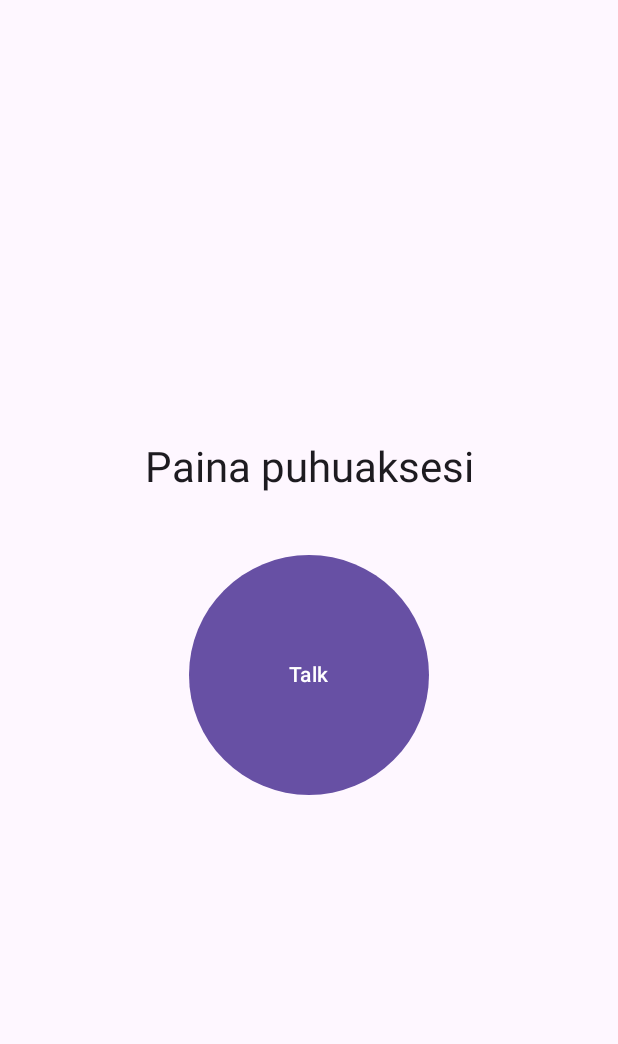
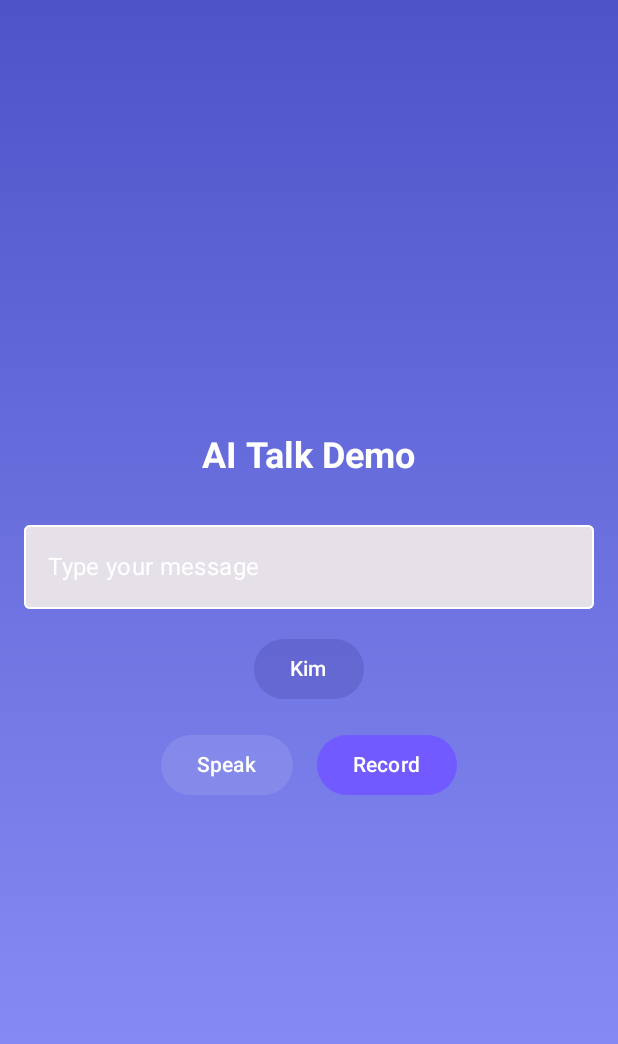
Before and after one commit to OgeonX-Ai/android, an Android app built with Jetpack Compose: the screen it shows after launch (MainActivity), on a phone screen of 412 x 824 dp. Shown: the top 1044 px of the screen. Run offline under Robolectric (Android 15) with nearby library versions, the phone set to English and light mode, and no system bars.

```diff
--- a/app/build.gradle.kts
+++ b/app/build.gradle.kts
@@ -51,12 +51,15 @@ dependencies {
     implementation(libs.androidx.compose.ui.graphics)
     implementation(libs.androidx.compose.ui.tooling.preview)
     implementation(libs.androidx.compose.material3)
+    implementation("com.google.android.material:material:1.12.0")
 
     testImplementation(libs.junit)
     androidTestImplementation(libs.androidx.junit)
     androidTestImplementation(libs.androidx.espresso.core)
     androidTestImplementation(platform(libs.androidx.compose.bom))
     androidTestImplementation(libs.androidx.compose.ui.test.junit4)
+    androidTestImplementation("androidx.test:core:1.5.0")
+    androidTestImplementation("androidx.test:runner:1.5.2")
     debugImplementation(libs.androidx.compose.ui.tooling)
     debugImplementation(libs.androidx.compose.ui.test.manifest)
 
--- /dev/null
+++ b/app/src/main/java/com/example/aitalkdemo/ui/HomeScreen.kt
@@ -0,0 +1,176 @@
+package com.example.aitalkdemo.ui
+
+import androidx.compose.foundation.background
+import androidx.compose.foundation.layout.Arrangement
+import androidx.compose.foundation.layout.Box
+import androidx.compose.foundation.layout.Column
+import androidx.compose.foundation.layout.Row
+import androidx.compose.foundation.layout.Spacer
+import androidx.compose.foundation.layout.fillMaxSize
+import androidx.compose.foundation.layout.fillMaxWidth
+import androidx.compose.foundation.layout.height
+import androidx.compose.foundation.layout.padding
+import androidx.compose.material3.Button
+import androidx.compose.material3.ButtonDefaults
+import androidx.compose.material3.DropdownMenu
+import androidx.compose.material3.DropdownMenuItem
+import androidx.compose.material3.MaterialTheme
+import androidx.compose.material3.OutlinedTextField
+import androidx.compose.material3.Text
+import androidx.compose.material3.TextFieldDefaults
+import androidx.compose.runtime.Composable
+import androidx.compose.runtime.getValue
+import androidx.compose.runtime.mutableStateOf
+import androidx.compose.runtime.remember
+import androidx.compose.runtime.setValue
+import androidx.compose.ui.Alignment
+import androidx.compose.ui.Modifier
+import androidx.compose.ui.graphics.Brush
+import androidx.compose.ui.graphics.Color
+import androidx.compose.ui.text.TextStyle
+import androidx.compose.ui.text.font.FontWeight
+import androidx.compose.ui.unit.dp
+import androidx.compose.ui.unit.sp
+
+/**
+ * A modern home screen for the AI Talk demo.
+ *
+ * This composable presents a radial gradient background, an input box for the user to
+ * type a message, a voice picker and buttons to trigger text-to-speech or start
+ * recording from the microphone. The styling draws inspiration from the GitHub Pages
+ * demo of Kim’s AI voice project by using purple and blue gradients with white
+ * typography.
+ *
+ * @param voices list of available voice/persona names to choose from
+ * @param onSendText callback invoked when the user presses the Speak button
+ * @param onRecordVoice callback invoked when the user toggles recording
+ * @param isRecording current recording state
+ * @param isProcessing whether the backend is processing a request
+ */
+@Composable
+fun HomeScreen(
+    voices: List<String>,
+    onSendText: (String, String) -> Unit,
+    onRecordVoice: (Boolean) -> Unit,
+    isRecording: Boolean,
+    isProcessing: Boolean
+) {
+    // Selected voice/persona state
+    var selectedVoice by remember { mutableStateOf(voices.firstOrNull() ?: "") }
+    // User's text input
+    var message by remember { mutableStateOf("") }
+    // Dropdown visibility state
+    var dropdownExpanded by remember { mutableStateOf(false) }
+
+    Box(
+        modifier = Modifier
+            .fillMaxSize()
+            // Vertical gradient reminiscent of the web demo
+            .background(
+                Brush.verticalGradient(
+                    colors = listOf(
+                        Color(0xFF4e54c8), // deep purple
+                        Color(0xFF8f94fb)  // light indigo
+                    )
+                )
+            )
+            .padding(16.dp)
+    ) {
+        Column(
+            modifier = Modifier.fillMaxSize(),
+            verticalArrangement = Arrangement.Center,
+            horizontalAlignment = Alignment.CenterHorizontally
+        ) {
+            // Title
+            Text(
+                text = "AI Talk Demo",
+                style = MaterialTheme.typography.headlineMedium.copy(
+                    fontWeight = FontWeight.Bold,
+                    color = Color.White
+                )
+            )
+            Spacer(modifier = Modifier.height(24.dp))
+
+            // Message text field
+            OutlinedTextField(
+                value = message,
+                onValueChange = { message = it },
+                label = { Text(text = "Type your message", color = Color.White) },
+                modifier = Modifier.fillMaxWidth(),
+                textStyle = TextStyle(color = Color.White, fontSize = 18.sp),
+                singleLine = false,
+                colors = TextFieldDefaults.colors(
+                    focusedIndicatorColor = Color.White,
+                    unfocusedIndicatorColor = Color.White,
+                    cursorColor = Color.White,
+                    focusedLabelColor = Color.White,
+                    unfocusedLabelColor = Color.White,
+                    focusedTextColor = Color.White,
+                    unfocusedTextColor = Color.White
+                )
+            )
+            Spacer(modifier = Modifier.height(16.dp))
+
+            // Voice picker
+            Box {
+                Button(
+                    onClick = { dropdownExpanded = true },
+                    colors = ButtonDefaults.buttonColors(containerColor = Color(0x665050B5))
+                ) {
+                    Text(
+                        text = if (selectedVoice.isBlank()) "Select voice" else selectedVoice,
+                        color = Color.White
+                    )
+                }
+                DropdownMenu(
+                    expanded = dropdownExpanded,
+                    onDismissRequest = { dropdownExpanded = false }
+                ) {
+                    voices.forEach { voice ->
+                        DropdownMenuItem(
+                            text = { Text(voice) },
+                            onClick = {
+                                selectedVoice = voice
+                                dropdownExpanded = false
+                            }
+                        )
+                    }
+                }
+            }
+            Spacer(modifier = Modifier.height(16.dp))
+
+            // Action buttons
+            Row(
+                horizontalArrangement = Arrangement.spacedBy(16.dp)
+            ) {
+                // Speak button triggers TTS on the backend
+                Button(
+                    onClick = {
+                        if (message.isNotBlank() && selectedVoice.isNotBlank()) {
+                            onSendText(message, selectedVoice)
+                        }
+                    },
+                    enabled = message.isNotBlank() && !isProcessing,
+                    colors = ButtonDefaults.buttonColors(containerColor = Color(0xFF715AFF))
+                ) {
+                    Text(
+                        text = if (isProcessing) "Processing…" else "Speak",
+                        color = Color.White
+                    )
+                }
+                // Record button toggles microphone recording
+                Button(
+                    onClick = { onRecordVoice(!isRecording) },
+                    colors = ButtonDefaults.buttonColors(
+                        containerColor = if (isRecording) Color(0xFFD32F2F) else Color(0xFF715AFF)
+                    )
+                ) {
+                    Text(
+                        text = if (isRecording) "Stop" else "Record",
+                        color = Color.White
+                    )
+                }
+            }
+        }
+    }
+}
--- a/app/src/main/java/com/example/aitalkdemo/ui/theme/Color.kt
+++ b/app/src/main/java/com/example/aitalkdemo/ui/theme/Color.kt
@@ -2,10 +2,23 @@ package com.example.aitalkdemo.ui.theme
 
 import androidx.compose.ui.graphics.Color
 
-val Purple80 = Color(0xFFD0BCFF)
-val PurpleGrey80 = Color(0xFFCCC2DC)
-val Pink80 = Color(0xFFEFB8C8)
+/**
+ * Central color definitions for the AI talk demo app.
+ *
+ * The palette leans heavily on purples and blues to mirror the gradient used on the
+ * GitHub Pages demo. Additional semantic colours (e.g. danger) are also defined.
+ */
+object DemoColors {
+    // Gradient start and end colours used for the background
+    val GradientStart = Color(0xFF4e54c8)
+    val GradientEnd   = Color(0xFF8f94fb)
 
-val Purple40 = Color(0xFF6650a4)
-val PurpleGrey40 = Color(0xFF625b71)
-val Pink40 = Color(0xFF7D5260)
+    // Primary accent colour for buttons and highlights
+    val Primary = Color(0xFF715AFF)
+
+    // Danger colour used when the record button is active
+    val Danger = Color(0xFFD32F2F)
+
+    // On-surface colour for dark text on light backgrounds
+    val OnSurface = Color(0xFF212121)
+}
--- a/app/src/main/java/com/example/aitalkdemo/ui/theme/Theme.kt
+++ b/app/src/main/java/com/example/aitalkdemo/ui/theme/Theme.kt
@@ -1,58 +1,70 @@
 package com.example.aitalkdemo.ui.theme
 
 import android.app.Activity
-import android.os.Build
 import androidx.compose.foundation.isSystemInDarkTheme
 import androidx.compose.material3.MaterialTheme
 import androidx.compose.material3.darkColorScheme
-import androidx.compose.material3.dynamicDarkColorScheme
-import androidx.compose.material3.dynamicLightColorScheme
 import androidx.compose.material3.lightColorScheme
 import androidx.compose.runtime.Composable
+import androidx.compose.ui.graphics.Color
+import androidx.compose.ui.graphics.toArgb
 import androidx.compose.ui.platform.LocalContext
+import androidx.compose.ui.platform.LocalView
+import androidx.core.view.ViewCompat
 
-private val DarkColorScheme = darkColorScheme(
-    primary = Purple80,
-    secondary = PurpleGrey80,
-    tertiary = Pink80
-)
-
-private val LightColorScheme = lightColorScheme(
-    primary = Purple40,
-    secondary = PurpleGrey40,
-    tertiary = Pink40
-
-    /* Other default colors to override
-    background = Color(0xFFFFFBFE),
-    surface = Color(0xFFFFFBFE),
-    onPrimary = Color.White,
-    onSecondary = Color.White,
-    onTertiary = Color.White,
-    onBackground = Color(0xFF1C1B1F),
-    onSurface = Color(0xFF1C1B1F),
-    */
-)
-
+/**
+ * Defines the Material3 colour scheme and applies it to the content. A dynamic
+ * colour scheme is attempted on Android 12+ devices, but falls back to a
+ * static palette based on [DemoColors] otherwise.
+ *
+ * @param darkTheme whether to use dark colours
+ * @param content composable tree wrapped by the theme
+ */
 @Composable
 fun AiTalkDemoTheme(
     darkTheme: Boolean = isSystemInDarkTheme(),
-    // Dynamic color is available on Android 12+
-    dynamicColor: Boolean = true,
     content: @Composable () -> Unit
 ) {
-    val colorScheme = when {
-        dynamicColor && Build.VERSION.SDK_INT >= Build.VERSION_CODES.S -> {
-            val context = LocalContext.current
-            if (darkTheme) dynamicDarkColorScheme(context) else dynamicLightColorScheme(context)
-        }
+    // Static colour palettes
+    val LightColorScheme = lightColorScheme(
+        primary      = DemoColors.Primary,
+        onPrimary    = Color.White,
+        secondary    = DemoColors.GradientStart,
+        onSecondary  = Color.White,
+        tertiary     = DemoColors.GradientEnd,
+        onTertiary   = Color.White,
+        background   = DemoColors.GradientEnd,
+        onBackground = Color.White,
+        surface      = DemoColors.GradientStart,
+        onSurface    = Color.White
+    )
+    val DarkColorScheme = darkColorScheme(
+        primary      = DemoColors.Primary,
+        onPrimary    = Color.White,
+        secondary    = DemoColors.GradientEnd,
+        onSecondary  = Color.White,
+        tertiary     = DemoColors.GradientStart,
+        onTertiary   = Color.White,
+        background   = DemoColors.GradientStart,
+        onBackground = Color.White,
+        surface      = DemoColors.GradientEnd,
+        onSurface    = Color.White
+    )
 
-        darkTheme -> DarkColorScheme
-        else -> LightColorScheme
+    val colorScheme = if (darkTheme) DarkColorScheme else LightColorScheme
+
+    val view = LocalView.current
+    if (!view.isInEditMode) {
+        val currentActivity = LocalContext.current as? Activity
+        currentActivity?.window?.statusBarColor =
+            colorScheme.primary.toArgb()
+        ViewCompat.getWindowInsetsController(view)
+            ?.isAppearanceLightStatusBars = !darkTheme
     }
 
     MaterialTheme(
         colorScheme = colorScheme,
-        typography = Typography,
-        content = content
+        typography  = Typography,
+        content     = content
     )
 }
--- a/app/src/main/java/com/example/aitalkdemo/ui/theme/Type.kt
+++ b/app/src/main/java/com/example/aitalkdemo/ui/theme/Type.kt
@@ -6,29 +6,22 @@ import androidx.compose.ui.text.font.FontFamily
 import androidx.compose.ui.text.font.FontWeight
 import androidx.compose.ui.unit.sp
 
-// Set of Material typography styles to start with
+/**
+ * Defines a simple typography scheme for the AI talk demo. If you wish to use
+ * custom fonts (e.g. Inter or Montserrat) you can add the font files under
+ * `res/font/` and refer to them here via `FontFamily`.
+ */
 val Typography = Typography(
+    headlineMedium = TextStyle(
+        fontFamily   = FontFamily.Default,
+        fontWeight   = FontWeight.Bold,
+        fontSize     = 24.sp,
+        letterSpacing = 0.0.sp
+    ),
     bodyLarge = TextStyle(
-        fontFamily = FontFamily.Default,
-        fontWeight = FontWeight.Normal,
-        fontSize = 16.sp,
-        lineHeight = 24.sp,
-        letterSpacing = 0.5.sp
+        fontFamily   = FontFamily.Default,
+        fontWeight   = FontWeight.Normal,
+        fontSize     = 16.sp,
+        letterSpacing = 0.25.sp
     )
-    /* Other default text styles to override
-    titleLarge = TextStyle(
-        fontFamily = FontFamily.Default,
-        fontWeight = FontWeight.Normal,
-        fontSize = 22.sp,
-        lineHeight = 28.sp,
-        letterSpacing = 0.sp
-    ),
-    labelSmall = TextStyle(
-        fontFamily = FontFamily.Default,
-        fontWeight = FontWeight.Medium,
-        fontSize = 11.sp,
-        lineHeight = 16.sp,
-        letterSpacing = 0.5.sp
-    )
-    */
 )
--- a/app/src/main/res/values/themes.xml
+++ b/app/src/main/res/values/themes.xml
@@ -1,5 +1,9 @@
 <?xml version="1.0" encoding="utf-8"?>
-<resources>
-
-    <style name="Theme.AiTalkDemo" parent="android:Theme.Material.Light.NoActionBar" />
+<resources xmlns:tools="http://schemas.android.com/tools">
+    <style name="Theme.AiTalkDemo" parent="Theme.Material3.DayNight.NoActionBar">
+        <item name="colorPrimary">@color/primary</item>
+        <item name="colorPrimaryVariant">@color/gradient_start</item>
+        <item name="colorSecondary">@color/gradient_end</item>
+        <item name="android:statusBarColor" tools:targetApi="l">@color/primary</item>
+    </style>
 </resources>
```
Also changed, not shown: app/src/main/java/com/example/aitalkdemo/MainActivity.kt (+186 -115 lines), app/src/main/res/values/colors.xml (+7 -7 lines), app/src/main/res/values/strings.xml (+10 -1 lines), 11 other files.
